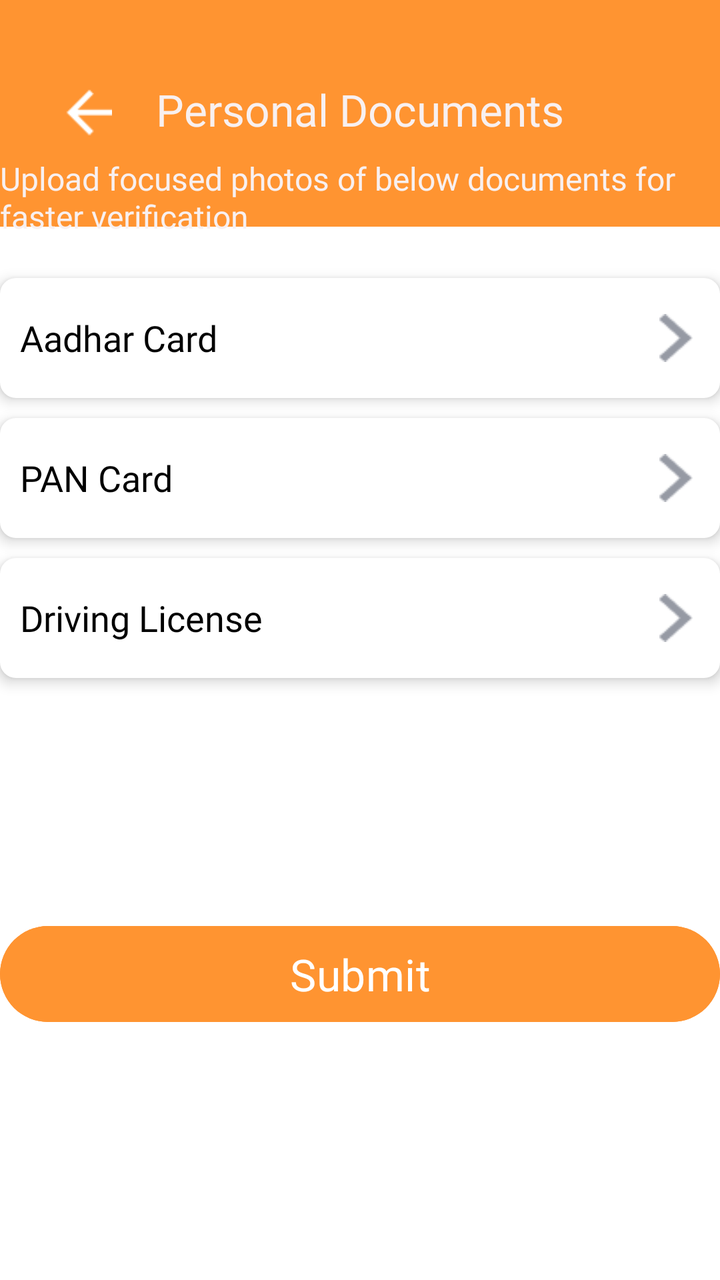
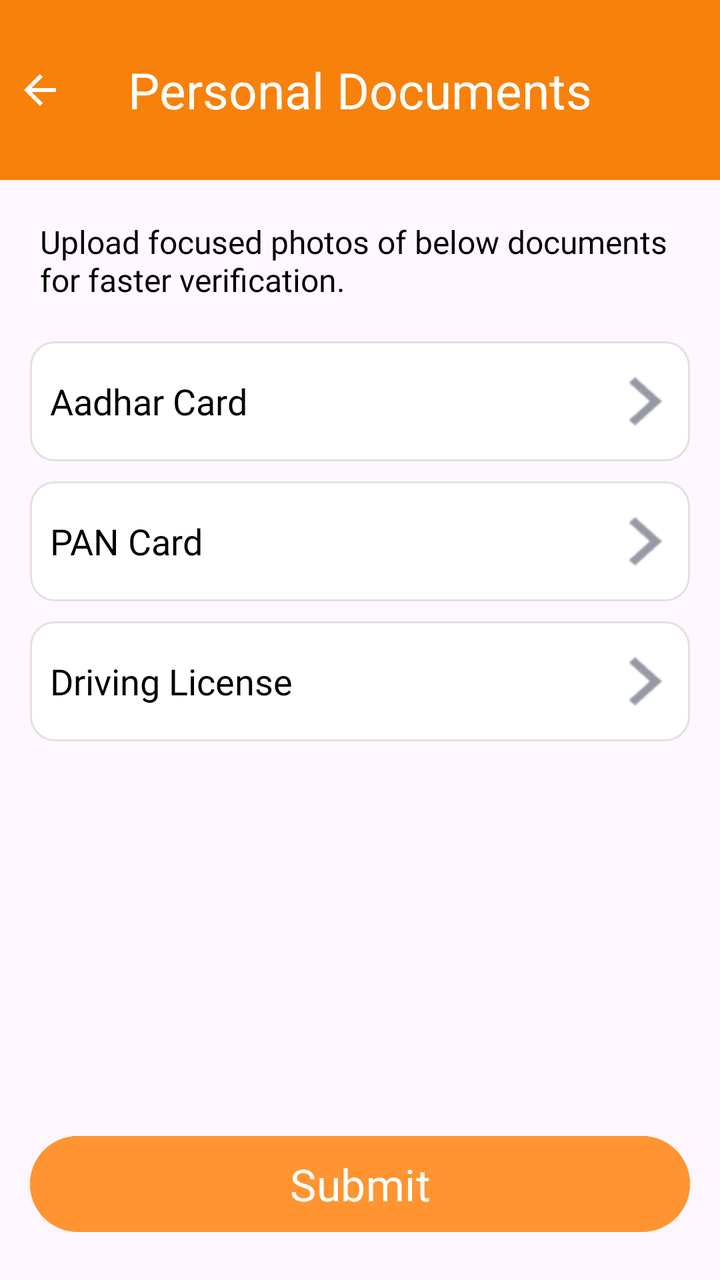

An Android layout rendered at two revisions. The XML below is the earlier revision; the diff shows what the commit changed to produce the second picture.
<!-- AndroidManifest.xml: application theme Theme.B2CDeliveryApp -->
<!-- res/layout/activity_docs.xml -->
<?xml version="1.0" encoding="utf-8"?>
<androidx.constraintlayout.widget.ConstraintLayout
    xmlns:android="http://schemas.android.com/apk/res/android"
    xmlns:app="http://schemas.android.com/apk/res-auto"
    xmlns:tools="http://schemas.android.com/tools"
    android:id="@+id/docs"
    android:layout_width="match_parent"
    android:layout_height="match_parent"
    android:background="@drawable/details"
    tools:context=".Docs">

    
    <ImageView
        android:id="@+id/backArrowDocs"
        android:layout_width="24dp"
        android:layout_height="24dp"
        android:layout_marginStart="32dp"
        android:layout_marginTop="44dp"
        android:contentDescription="Back Arrow"
        android:src="@drawable/back_arrow"
        app:layout_constraintStart_toStartOf="parent"
        app:layout_constraintTop_toTopOf="parent" />

    
    <TextView
        android:id="@+id/personaldocsMainTitle"
        android:layout_width="wrap_content"
        android:layout_height="wrap_content"
        android:layout_marginTop="40dp"
        android:fontFamily="@font/poppins_semibold"
        android:text="Personal Documents"
        android:textColor="#F8F0F0"
        android:textSize="22sp"
        app:layout_constraintEnd_toEndOf="parent"
        app:layout_constraintStart_toStartOf="parent"
        app:layout_constraintTop_toTopOf="parent" />

    
    <TextView
        android:id="@+id/personalDocumentText"
        android:layout_width="0dp"
        android:layout_height="wrap_content"
        android:layout_marginTop="9dp"
        android:fontFamily="@font/radio_canada"
        android:text="Upload focused photos of below documents for faster verification"
        android:textColor="#F8F0F0"
        android:textSize="16sp"
        app:layout_constraintEnd_toEndOf="parent"
        app:layout_constraintStart_toStartOf="parent"
        app:layout_constraintTop_toBottomOf="@id/personaldocsMainTitle" />

    
    <LinearLayout
        android:id="@+id/linearAadharCard"
        android:layout_width="0dp"
        android:layout_height="60dp"
        android:layout_marginTop="20dp"
        android:background="@drawable/button_background"
        android:clickable="true"
        android:elevation="4dp"
        android:focusable="true"
        android:gravity="center_vertical"
        android:orientation="horizontal"
        android:padding="10dp"
        app:layout_constraintEnd_toEndOf="parent"
        app:layout_constraintStart_toStartOf="parent"
        app:layout_constraintTop_toBottomOf="@id/personalDocumentText">

        <TextView
            android:id="@+id/buttonTextAadharDocument"
            android:layout_width="0dp"
            android:layout_height="wrap_content"
            android:layout_weight="1"
            android:fontFamily="@font/istok_web"
            android:text="Aadhar Card"
            android:textColor="@android:color/black"
            android:textSize="18sp" />

        <ImageView
            android:id="@+id/buttonIconAadharDocument"
            android:layout_width="24dp"
            android:layout_height="24dp"
            android:contentDescription="Default Arrow Icon"
            android:src="@drawable/img_2" />

    </LinearLayout>

    
    <LinearLayout
        android:id="@+id/linearPANCard"
        android:layout_width="0dp"
        android:layout_height="60dp"
        android:layout_marginTop="10dp"
        android:background="@drawable/button_background"
        android:clickable="true"
        android:elevation="4dp"
        android:focusable="true"
        android:gravity="center_vertical"
        android:orientation="horizontal"
        android:padding="10dp"
        app:layout_constraintEnd_toEndOf="parent"
        app:layout_constraintStart_toStartOf="parent"
        app:layout_constraintTop_toBottomOf="@id/linearAadharCard">

        <TextView
            android:id="@+id/buttonTextPANCard"
            android:layout_width="0dp"
            android:layout_height="wrap_content"
            android:layout_weight="1"
            android:fontFamily="@font/istok_web"
            android:text="PAN Card"
            android:textColor="@android:color/black"
            android:textSize="18sp" />

        <ImageView
            android:id="@+id/buttonIconPANCard"
            android:layout_width="24dp"
            android:layout_height="24dp"
            android:contentDescription="Default Arrow Icon"
            android:src="@drawable/img_2" />

    </LinearLayout>

    
    <LinearLayout
        android:id="@+id/linearDrivingLicense"
        android:layout_width="0dp"
        android:layout_height="60dp"
        android:layout_marginTop="10dp"
        android:background="@drawable/button_background"
        android:clickable="true"
        android:elevation="4dp"
        android:focusable="true"
        android:gravity="center_vertical"
        android:orientation="horizontal"
        android:padding="10dp"
        app:layout_constraintEnd_toEndOf="parent"
        app:layout_constraintStart_toStartOf="parent"
        app:layout_constraintTop_toBottomOf="@id/linearPANCard">

        <TextView
            android:id="@+id/buttonTextDrivingLicense"
            android:layout_width="0dp"
            android:layout_height="wrap_content"
            android:layout_weight="1"
            android:fontFamily="@font/istok_web"
            android:text="Driving License"
            android:textColor="@android:color/black"
            android:textSize="18sp" />

        <ImageView
            android:id="@+id/buttonIconDrivingLicense"
            android:layout_width="24dp"
            android:layout_height="24dp"
            android:contentDescription="Default Arrow Icon"
            android:src="@drawable/img_2" />

    </LinearLayout>

    
    <Button
        android:id="@+id/submitButtonPersonalDoc"
        android:layout_width="0dp"
        android:layout_height="56dp"
        android:layout_marginTop="120dp"
        android:backgroundTint="@color/orange"
        android:elevation="4dp"
        android:fontFamily="@font/istok_web_bold"
        android:gravity="center"
        android:text="Submit"
        android:textColor="#FFFFFF"
        android:textSize="22sp"
        app:layout_constraintEnd_toEndOf="parent"
        app:layout_constraintStart_toStartOf="parent"
        app:layout_constraintTop_toBottomOf="@id/linearDrivingLicense" />

</androidx.constraintlayout.widget.ConstraintLayout>
<!-- resources referenced by this layout -->
<resources>
  <color name="orange">#FF9431</color>
  <!-- drawable back_arrow: png bitmap (drawable, 206 bytes) -->
  <!-- drawable button_background (drawable) -->
  <shape xmlns:android="http://schemas.android.com/apk/res/android">
      <solid android:color="#FFFFFF" />
      <corners android:radius="8dp" />
      <padding
          android:top="8dp"
          android:bottom="8dp"
          android:left="8dp"
          android:right="8dp" />
  </shape>
  <!-- drawable details: png bitmap (drawable, 14120 bytes) -->
  <!-- drawable img_2: png bitmap (drawable, 366 bytes) -->
  <style name="Theme.B2CDeliveryApp" parent="Base.Theme.B2CDeliveryApp">
          <item name="android:windowTranslucentStatus">true</item>
          <item name="android:statusBarColor">@android:color/transparent</item>
      </style>
  <style name="Base.Theme.B2CDeliveryApp" parent="Theme.Material3.Light.NoActionBar">
          
          
      </style>
</resources>

<!-- the commit's change to res/layout/activity_docs.xml (unified diff, before → after) -->
@@ -1,70 +1,67 @@
 <?xml version="1.0" encoding="utf-8"?>
-<androidx.constraintlayout.widget.ConstraintLayout
-    xmlns:android="http://schemas.android.com/apk/res/android"
+<LinearLayout xmlns:android="http://schemas.android.com/apk/res/android"
     xmlns:app="http://schemas.android.com/apk/res-auto"
-    xmlns:tools="http://schemas.android.com/tools"
     android:id="@+id/docs"
     android:layout_width="match_parent"
     android:layout_height="match_parent"
-    android:background="@drawable/details"
-    tools:context=".Docs">
+    android:orientation="vertical">
 
     
-    <ImageView
-        android:id="@+id/backArrowDocs"
-        android:layout_width="24dp"
-        android:layout_height="24dp"
-        android:layout_marginStart="32dp"
-        android:layout_marginTop="44dp"
-        android:contentDescription="Back Arrow"
-        android:src="@drawable/back_arrow"
-        app:layout_constraintStart_toStartOf="parent"
-        app:layout_constraintTop_toTopOf="parent" />
+
+    <FrameLayout
+        android:layout_width="match_parent"
+        android:layout_height="wrap_content"
+        android:background="@color/appThemeColor"
+        android:paddingVertical="25dp">
+
+        <ImageView
+            android:id="@+id/backArrowDocs"
+            android:layout_width="wrap_content"
+            android:layout_height="wrap_content"
+            android:layout_gravity="start|center_vertical"
+            android:contentDescription="Back"
+            android:onClick="onBackPressed"
+            android:padding="8dp"
+            android:scaleType="center"
+            android:src="@drawable/baseline_arrow_back_black"
+            app:tint="@color/white" />
+
+        <TextView
+            android:id="@+id/titleText"
+            android:layout_width="wrap_content"
+            android:layout_height="wrap_content"
+            android:layout_gravity="center"
+            android:text="Personal Documents"
+            android:textColor="@android:color/white"
+            android:textSize="25sp"
+            android:textStyle="normal" />
+    </FrameLayout>
 
     
-    <TextView
-        android:id="@+id/personaldocsMainTitle"
-        android:layout_width="wrap_content"
-        android:layout_height="wrap_content"
-        android:layout_marginTop="40dp"
-        android:fontFamily="@font/poppins_semibold"
-        android:text="Personal Documents"
-        android:textColor="#F8F0F0"
-        android:textSize="22sp"
-        app:layout_constraintEnd_toEndOf="parent"
-        app:layout_constraintStart_toStartOf="parent"
-        app:layout_constraintTop_toTopOf="parent" />
 
-    
     <TextView
         android:id="@+id/personalDocumentText"
-        android:layout_width="0dp"
+        android:layout_width="match_parent"
         android:layout_height="wrap_content"
-        android:layout_marginTop="9dp"
+        android:layout_marginVertical="20dp"
         android:fontFamily="@font/radio_canada"
-        android:text="Upload focused photos of below documents for faster verification"
-        android:textColor="#F8F0F0"
-        android:textSize="16sp"
-        app:layout_constraintEnd_toEndOf="parent"
-        app:layout_constraintStart_toStartOf="parent"
-        app:layout_constraintTop_toBottomOf="@id/personaldocsMainTitle" />
+        android:paddingHorizontal="20dp"
+        android:text="Upload focused photos of below documents for faster verification."
+        android:textColor="@color/black"
+        android:textSize="16sp" />
 
-    
     <LinearLayout
         android:id="@+id/linearAadharCard"
-        android:layout_width="0dp"
+        android:layout_width="match_parent"
         android:layout_height="60dp"
-        android:layout_marginTop="20dp"
-        android:background="@drawable/button_background"
+        android:layout_marginHorizontal="15dp"
+        android:background="@drawable/rounded_background_with_border"
         android:clickable="true"
-        android:elevation="4dp"
         android:focusable="true"
         android:gravity="center_vertical"
         android:orientation="horizontal"
         android:padding="10dp"
-        app:layout_constraintEnd_toEndOf="parent"
-        app:layout_constraintStart_toStartOf="parent"
-        app:layout_constraintTop_toBottomOf="@id/personalDocumentText">
+        android:paddingHorizontal="20dp">
 
         <TextView
             android:id="@+id/buttonTextAadharDocument"
@@ -86,21 +83,19 @@
     </LinearLayout>
 
     
+
     <LinearLayout
         android:id="@+id/linearPANCard"
-        android:layout_width="0dp"
+        android:layout_width="match_parent"
         android:layout_height="60dp"
+        android:layout_marginHorizontal="15dp"
         android:layout_marginTop="10dp"
-        android:background="@drawable/button_background"
+        android:background="@drawable/rounded_background_with_border"
         android:clickable="true"
-        android:elevation="4dp"
         android:focusable="true"
         android:gravity="center_vertical"
         android:orientation="horizontal"
-        android:padding="10dp"
-        app:layout_constraintEnd_toEndOf="parent"
-        app:layout_constraintStart_toStartOf="parent"
-        app:layout_constraintTop_toBottomOf="@id/linearAadharCard">
+        android:padding="10dp">
 
         <TextView
             android:id="@+id/buttonTextPANCard"
@@ -122,21 +117,19 @@
     </LinearLayout>
 
     
+
     <LinearLayout
         android:id="@+id/linearDrivingLicense"
-        android:layout_width="0dp"
+        android:layout_width="match_parent"
         android:layout_height="60dp"
+        android:layout_marginHorizontal="15dp"
         android:layout_marginTop="10dp"
-        android:background="@drawable/button_background"
+        android:background="@drawable/rounded_background_with_border"
         android:clickable="true"
-        android:elevation="4dp"
         android:focusable="true"
         android:gravity="center_vertical"
         android:orientation="horizontal"
-        android:padding="10dp"
-        app:layout_constraintEnd_toEndOf="parent"
-        app:layout_constraintStart_toStartOf="parent"
-        app:layout_constraintTop_toBottomOf="@id/linearPANCard">
+        android:padding="10dp">
 
         <TextView
             android:id="@+id/buttonTextDrivingLicense"
@@ -158,20 +151,28 @@
     </LinearLayout>
 
     
-    <Button
-        android:id="@+id/submitButtonPersonalDoc"
-        android:layout_width="0dp"
-        android:layout_height="56dp"
-        android:layout_marginTop="120dp"
-        android:backgroundTint="@color/orange"
-        android:elevation="4dp"
-        android:fontFamily="@font/istok_web_bold"
-        android:gravity="center"
-        android:text="Submit"
-        android:textColor="#FFFFFF"
-        android:textSize="22sp"
-        app:layout_constraintEnd_toEndOf="parent"
-        app:layout_constraintStart_toStartOf="parent"
-        app:layout_constraintTop_toBottomOf="@id/linearDrivingLicense" />
 
-</androidx.constraintlayout.widget.ConstraintLayout>
+    <RelativeLayout
+        android:layout_width="match_parent"
+        android:layout_height="match_parent">
+
+        
+
+        <Button
+            android:id="@+id/submitButtonPersonalDoc"
+            android:layout_width="match_parent"
+            android:layout_height="56dp"
+            android:layout_alignParentBottom="true"
+            android:layout_marginHorizontal="15dp"
+            android:layout_marginBottom="20dp"
+            android:backgroundTint="@color/orange"
+            android:fontFamily="@font/istok_web_bold"
+            android:gravity="center"
+            android:text="Submit"
+            android:textColor="#FFFFFF"
+            android:textSize="22sp" />
+
+    </RelativeLayout>
+
+
+</LinearLayout>
<!-- resource entries referenced after the edit -->
@@ -1,23 +1,36 @@
 <!-- resources referenced by this layout -->
 <resources>
+  <color name="appThemeColor">#F8810B</color>
+  <color name="black">#FF000000</color>
   <color name="orange">#FF9431</color>
-  <!-- drawable back_arrow: png bitmap (drawable, 206 bytes) -->
-  <!-- drawable button_background (drawable) -->
+  <color name="white">#FFFFFFFF</color>
+  <!-- drawable baseline_arrow_back_black (drawable) -->
+  <vector xmlns:android="http://schemas.android.com/apk/res/android"
+      android:autoMirrored="true"
+      android:height="24dp"
+      android:viewportHeight="24"
+      android:viewportWidth="24"
+      android:width="24dp">
+  
+      <path
+          android:fillColor="?attr/colorControlNormal"
+          android:pathData="M20,11H7.83l5.59,-5.59L12,4l-8,8 8,8 1.41,-1.41L7.83,13H20v-2z" />
+  </vector>
+  <!-- drawable img_2: png bitmap (drawable, 366 bytes) -->
+  <!-- drawable rounded_background_with_border (drawable) -->
+  <?xml version="1.0" encoding="utf-8"?>
   <shape xmlns:android="http://schemas.android.com/apk/res/android">
-      <solid android:color="#FFFFFF" />
-      <corners android:radius="8dp" />
-      <padding
-          android:top="8dp"
-          android:bottom="8dp"
-          android:left="8dp"
-          android:right="8dp" />
+      <solid android:color="@color/white" />
+      <corners android:radius="12dp" />
+      <stroke
+          android:color="@color/grey"
+      android:width="1dp" />
   </shape>
-  <!-- drawable details: png bitmap (drawable, 14120 bytes) -->
-  <!-- drawable img_2: png bitmap (drawable, 366 bytes) -->
   <style name="Theme.B2CDeliveryApp" parent="Base.Theme.B2CDeliveryApp">
           <item name="android:windowTranslucentStatus">true</item>
           <item name="android:statusBarColor">@android:color/transparent</item>
       </style>
+  <color name="grey">#E4E0E0</color>
   <style name="Base.Theme.B2CDeliveryApp" parent="Theme.Material3.Light.NoActionBar">
           
           
